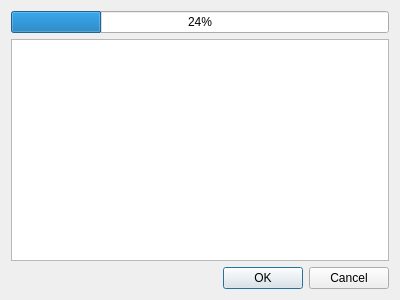
Above: src/gui/bomImport.ui from pioupus/pyBomQuote before the change. Below: the same form after it.
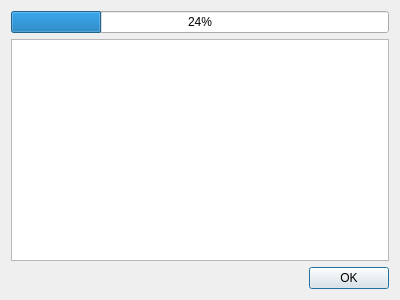
That is the form after the change.

Patch:
```diff
--- a/src/gui/bomImport.ui
+++ b/src/gui/bomImport.ui
@@ -38,7 +38,7 @@
       <enum>Qt::Horizontal</enum>
      </property>
      <property name="standardButtons">
-      <set>QDialogButtonBox::Cancel|QDialogButtonBox::Ok</set>
+      <set>QDialogButtonBox::Ok</set>
      </property>
     </widget>
    </item>
```
